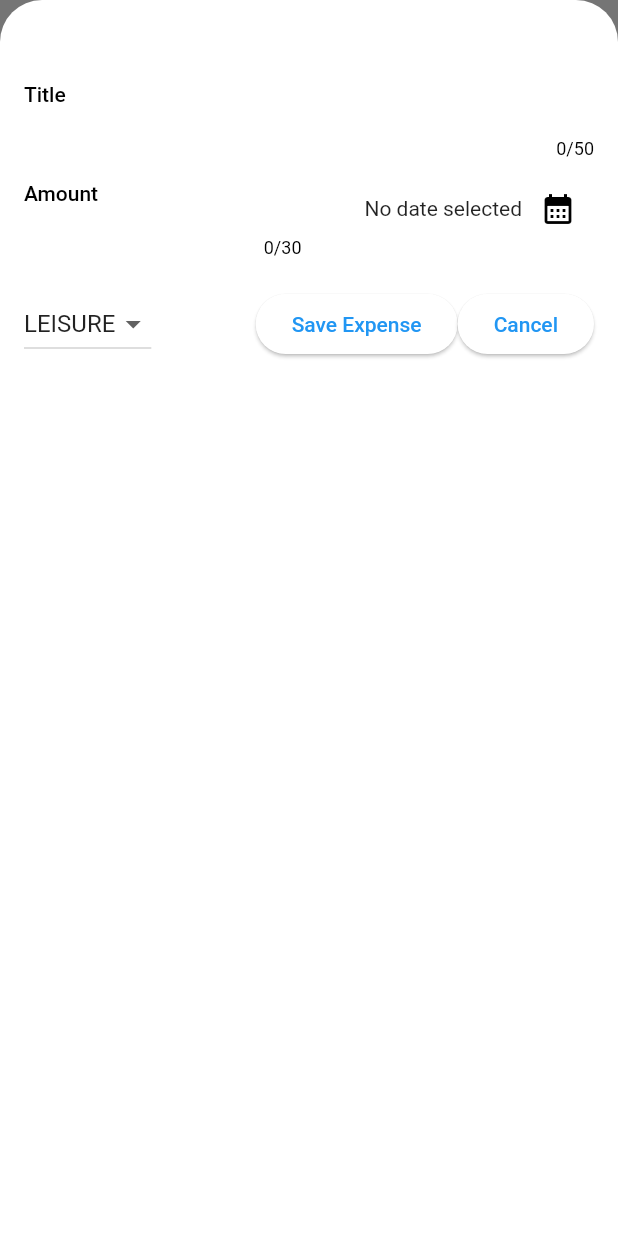
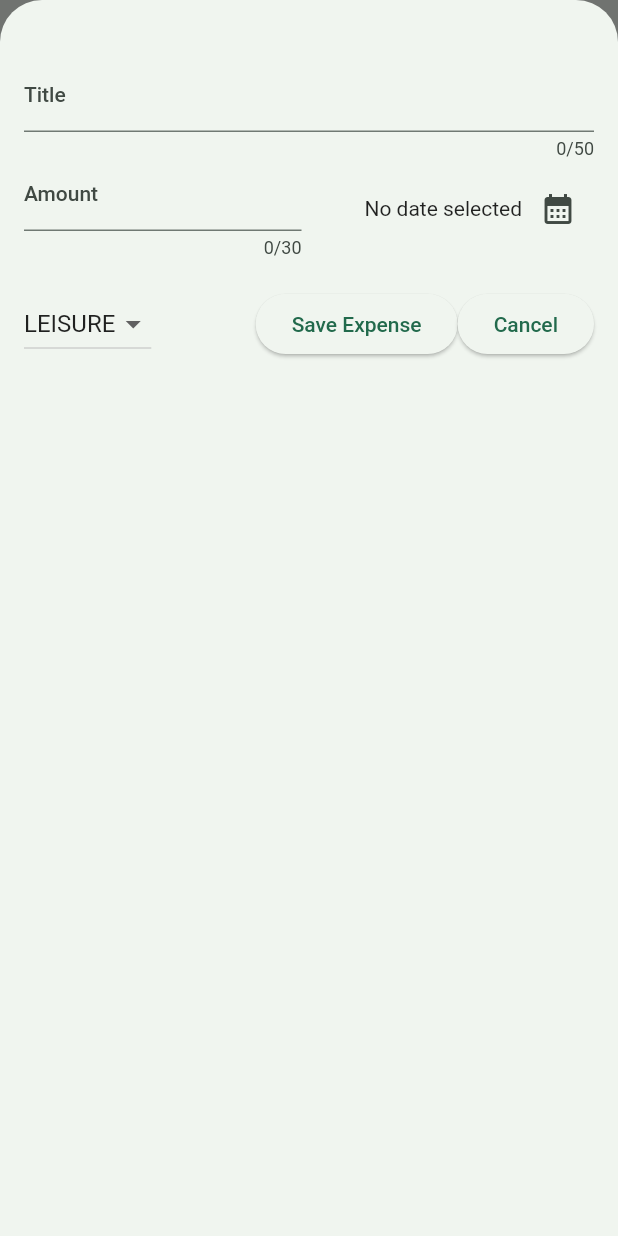
Before and after one commit to TmajidT/expense_tracker, a Flutter app: the screen it shows after launch, after a tap on the "add" icon, on a phone screen of 412 x 824 dp. Run offline on Flutter 3.47's test engine with Material 2 defaults, Android fonts, the phone set to English and light mode, and no system bars.

Commit message:
more changes

```diff
--- a/lib/main.dart
+++ b/lib/main.dart
@@ -2,11 +2,21 @@ import 'package:flutter/material.dart';
 
 import 'widgets/expenses.dart';
 
+
+
+var kColorScheme = ColorScheme.fromSeed(seedColor: Color.fromARGB(255, 88, 205, 154));
+
+
 void main() {
   runApp(MaterialApp(
     theme: ThemeData().copyWith(
-        useMaterial3: true,
-        scaffoldBackgroundColor: Color.fromARGB(255, 96, 87, 101)),
+      useMaterial3: true,
+      colorScheme: kColorScheme,
+      appBarTheme: AppBarTheme().copyWith(
+        //backgroundColor: kColorScheme.onPrimaryContainer,
+        foregroundColor: kColorScheme.primaryContainer,
+      ),
+    ),
     debugShowCheckedModeBanner: false,
     home: const Expenses(),
   ));
```
